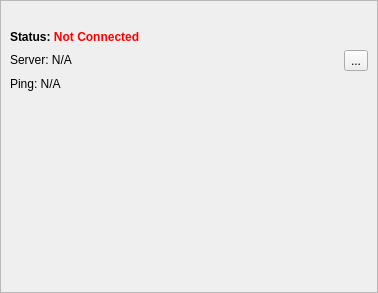
Before: the Qt Designer form Projects/Inspector/GeneralWidget.ui in ezEngine/ezEngine, drawn with Qt 5.
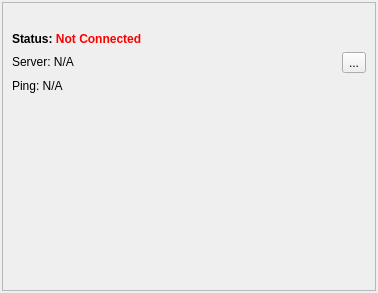
After: the same form once the commit is applied.

```diff
--- a/Projects/Inspector/GeneralWidget.ui
+++ b/Projects/Inspector/GeneralWidget.ui
@@ -24,17 +24,8 @@
     <property name="spacing">
      <number>0</number>
     </property>
-    <property name="leftMargin">
-     <number>0</number>
-    </property>
-    <property name="topMargin">
-     <number>0</number>
-    </property>
-    <property name="rightMargin">
-     <number>0</number>
-    </property>
-    <property name="bottomMargin">
-     <number>0</number>
+    <property name="margin">
+     <number>2</number>
     </property>
     <item>
      <widget class="QFrame" name="frame">
```
Left out of the diff: 2 changed lines with no effect on the pictures.
